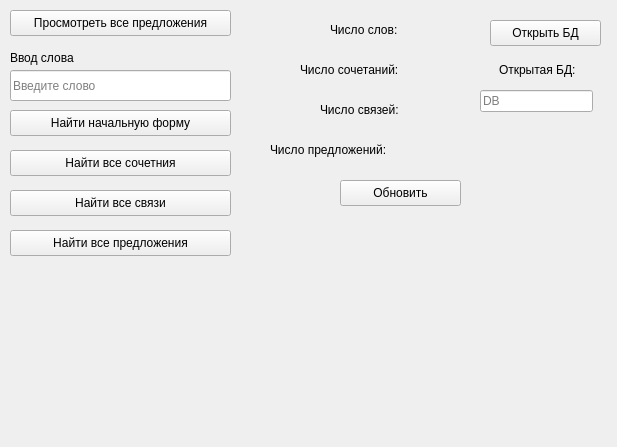
The window that uis/app.ui (Holodome/ling) describes before a commit, drawn with Qt 5.
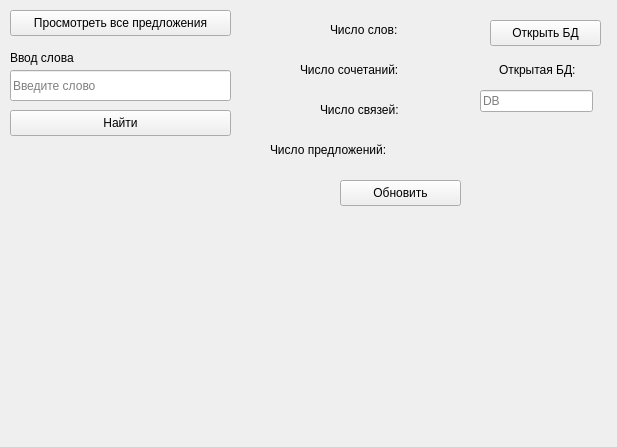
The same window after the commit.

The edit to the form file:
```diff
--- a/uis/app.ui
+++ b/uis/app.ui
@@ -36,7 +36,7 @@
     </rect>
    </property>
    <property name="text">
-    <string>Найти начальную форму</string>
+    <string>Найти</string>
    </property>
   </widget>
   <widget class="QPushButton" name="open_bd_btn">
@@ -130,32 +130,6 @@
     <string>Введите слово</string>
    </property>
   </widget>
-  <widget class="QPushButton" name="find_coll_btn">
-   <property name="geometry">
-    <rect>
-     <x>10</x>
-     <y>150</y>
-     <width>221</width>
-     <height>26</height>
-    </rect>
-   </property>
-   <property name="text">
-    <string>Найти все сочетния</string>
-   </property>
-  </widget>
-  <widget class="QPushButton" name="find_conn_btn">
-   <property name="geometry">
-    <rect>
-     <x>10</x>
-     <y>190</y>
-     <width>221</width>
-     <height>26</height>
-    </rect>
-   </property>
-   <property name="text">
-    <string>Найти все связи</string>
-   </property>
-  </widget>
   <widget class="QLabel" name="word_enter_rl">
    <property name="geometry">
     <rect>
@@ -169,19 +143,6 @@
     <string>Ввод слова</string>
    </property>
   </widget>
-  <widget class="QPushButton" name="find_sent_btn">
-   <property name="geometry">
-    <rect>
-     <x>10</x>
-     <y>230</y>
-     <width>221</width>
-     <height>26</height>
-    </rect>
-   </property>
-   <property name="text">
-    <string>Найти все предложения</string>
-   </property>
-  </widget>
   <widget class="QLabel" name="word_count_wl">
    <property name="geometry">
     <rect>
```
Left out of the diff: 2 changed lines with no effect on the pictures.
